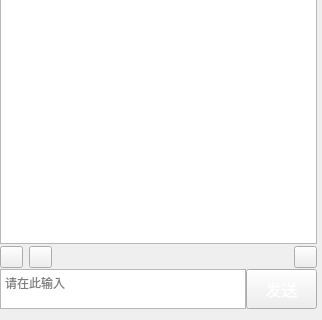
First picture: the form in qatime-studio/UIChatRoom.ui, repository chuanjiabao1981/qatime-win, before the edit; both pictures show x 0 to 322 and y 423 to 743 of the 322 by 743 pixel window.
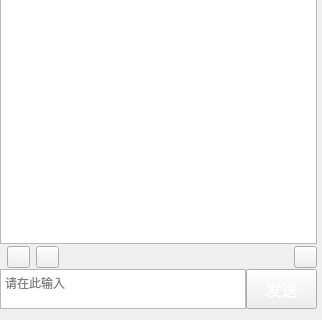
Second picture: the form after the edit. Icons and pictures are not drawn. Custom widgets are drawn as their Qt base class.

Diff of the .ui file:
```diff
--- a/qatime-studio/UIChatRoom.ui
+++ b/qatime-studio/UIChatRoom.ui
@@ -377,6 +377,25 @@
      </item>
      <item>
       <layout class="QHBoxLayout" name="horizontalLayout">
+       <item>
+        <widget class="QLabel" name="label">
+         <property name="minimumSize">
+          <size>
+           <width>1</width>
+           <height>0</height>
+          </size>
+         </property>
+         <property name="maximumSize">
+          <size>
+           <width>1</width>
+           <height>16777215</height>
+          </size>
+         </property>
+         <property name="text">
+          <string/>
+         </property>
+        </widget>
+       </item>
        <item>
         <widget class="QPushButton" name="button_brow">
          <property name="sizePolicy">
```
Left out of the diff: 5 changed lines with no effect on the pictures.
